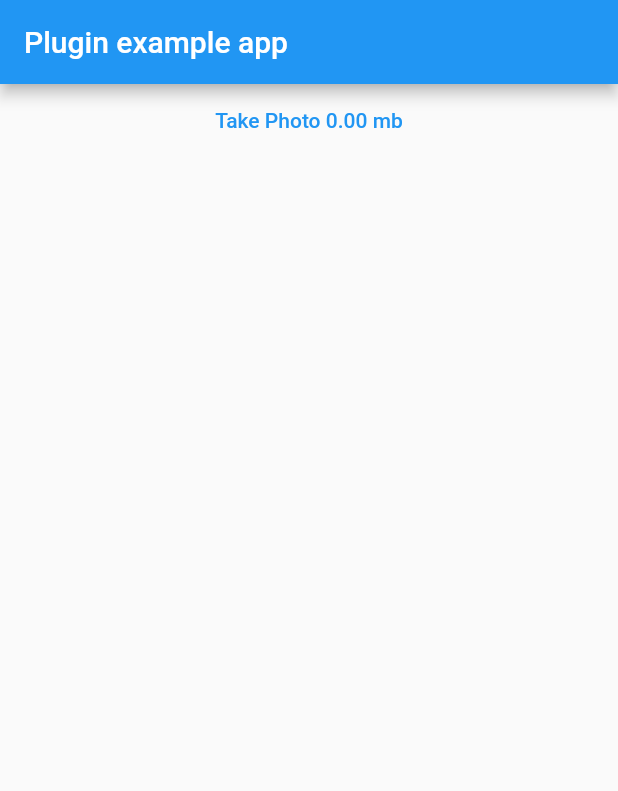
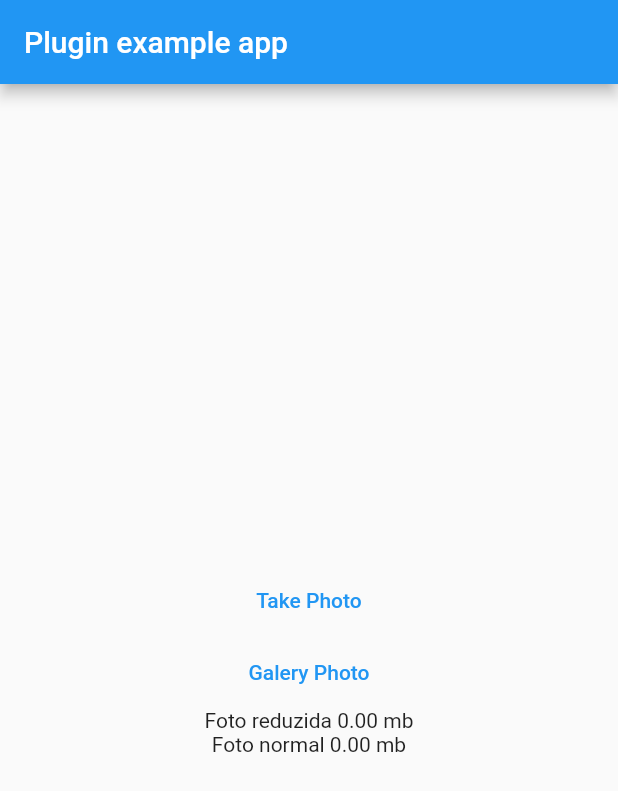
Before and after one commit to renanzdm/compress_images_flutter, a Flutter app: the screen it shows after launch, on a phone screen of 412 x 824 dp. Shown: the top 791 px of the screen. Run offline on Flutter 3.47's test engine with Material 2 defaults, Android fonts, the phone set to English and light mode, and no system bars; our stand-ins replace image_picker, plugin_platform_interface.

Commit message:
add galery button

```diff
--- a/example/lib/main.dart
+++ b/example/lib/main.dart
@@ -18,7 +18,8 @@ class MyApp extends StatefulWidget {
 class _MyAppState extends State<MyApp> {
   final CompressImagesFlutter compressImagesFlutter = CompressImagesFlutter();
   XFile? photo;
-  double photoLength = 0;
+  double photoLengthCompressed = 0;
+  double photoLengthNormal = 0;
   final ImagePicker _picker = ImagePicker();
   File? newPhoto;
   File? compressedPhoto;
@@ -36,26 +37,35 @@ class _MyAppState extends State<MyApp> {
           title: const Text('Plugin example app'),
         ),
         body: Center(
+          child: SingleChildScrollView(
             child: Column(
               children: [
                 TextButton(
                     onPressed: () async {
-                    photo = await _picker.pickImage(
-                        source: ImageSource.gallery, maxWidth: 1600);
+                      photo = await _picker.pickImage(source: ImageSource.camera, maxWidth: 1600);
                       newPhoto = File(photo!.path);
-                    compressedPhoto = await compressImagesFlutter
-                        .compressImage(photo!.path, quality: 90);
-                    photoLength =
-                        (((compressedPhoto!.readAsBytesSync().lengthInBytes) *
-                                    1.0) /
-                                1024) /
-                            1024;
+                      compressedPhoto = await compressImagesFlutter.compressImage(photo!.path, quality: 70);
+                      photoLengthCompressed = (((compressedPhoto!.readAsBytesSync().lengthInBytes) * 1.0) / 1024) / 1024;
+                      photoLengthNormal = (((newPhoto!.readAsBytesSync().lengthInBytes) * 1.0) / 1024) / 1024;
                       setState(() {});
                     },
-                  child:
-                      Text("Take Photo ${photoLength.toStringAsFixed(2)} mb")),
+                    child: const Text("Take Photo")),
+                TextButton(
+                    onPressed: () async {
+                      photo = await _picker.pickImage(source: ImageSource.gallery, maxWidth: 1600);
+                      newPhoto = File(photo!.path);
+                      compressedPhoto = await compressImagesFlutter.compressImage(photo!.path, quality: 70);
+                      photoLengthCompressed = (((compressedPhoto!.readAsBytesSync().lengthInBytes) * 1.0) / 1024) / 1024;
+                      photoLengthNormal = (((newPhoto!.readAsBytesSync().lengthInBytes) * 1.0) / 1024) / 1024;
+                      setState(() {});
+                    },
+                    child: const Text("Galery Photo")),
+                Text('Foto reduzida ${photoLengthCompressed.toStringAsFixed(2)} mb'),
+                Text('Foto normal ${photoLengthNormal.toStringAsFixed(2)} mb'),
                 if (compressedPhoto != null) Image.file(compressedPhoto!),
+                if (newPhoto != null) Image.file(newPhoto!),
               ],
+            ),
           ),
         ),
       ),
```
Also changed, not shown: example/pubspec.lock. Lines whose indentation alone changed are shown as unchanged.
